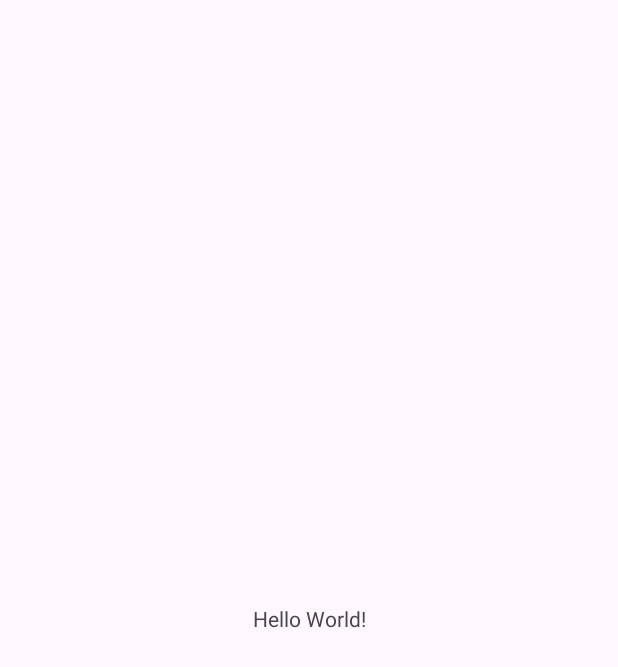
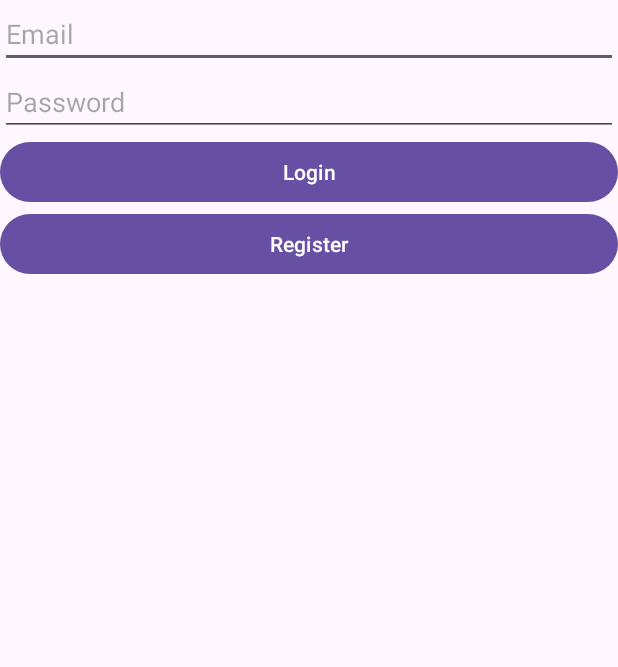
Before and after one commit to ultrafinik/WeatherAppProject2, an Android app: the screen it shows after launch (MainActivity), on a phone screen of 412 x 824 dp. Before the commit the part shown is almost empty. Shown: the top 667 px of the screen. Run offline under Robolectric (Android 15) with nearby library versions, the phone set to English and light mode, and no system bars; our stand-ins replace Firebase (no records; nobody signed in at launch, a user with empty details on screens opened directly).

Commit message:
LogRegister

```diff
--- /dev/null
+++ b/app/src/main/java/com/example/weatherappproject/AuthAppRepository.java
@@ -0,0 +1,78 @@
+package com.example.weatherappproject;
+
+import android.app.Application;
+import android.os.Build;
+import android.widget.Toast;
+
+import androidx.annotation.NonNull;
+import androidx.annotation.RequiresApi;
+import androidx.lifecycle.MutableLiveData;
+
+import com.google.android.gms.tasks.OnCompleteListener;
+import com.google.android.gms.tasks.Task;
+import com.google.firebase.auth.AuthResult;
+import com.google.firebase.auth.FirebaseAuth;
+import com.google.firebase.auth.FirebaseUser;
+
+public class AuthAppRepository {
+    private Application application;
+
+    private FirebaseAuth firebaseAuth;
+    private MutableLiveData<FirebaseUser> userLiveData;
+    private MutableLiveData<Boolean> loggedOutLiveData;
+
+    public AuthAppRepository(Application application) {
+        this.application = application;
+        this.firebaseAuth = FirebaseAuth.getInstance();
+        this.userLiveData = new MutableLiveData<>();
+        this.loggedOutLiveData = new MutableLiveData<>();
+
+        if (firebaseAuth.getCurrentUser() != null) {
+            userLiveData.postValue(firebaseAuth.getCurrentUser());
+            loggedOutLiveData.postValue(false);
+        }
+    }
+
+
+
+    @RequiresApi(api = Build.VERSION_CODES.P)
+    public void register(String email, String password) {
+        firebaseAuth.createUserWithEmailAndPassword(email, password)
+                .addOnCompleteListener(application.getMainExecutor(), new OnCompleteListener<AuthResult>() {
+                    @Override
+                    public void onComplete(@NonNull Task<AuthResult> task) {
+                        if (task.isSuccessful()) {
+                            userLiveData.postValue(firebaseAuth.getCurrentUser());
+                        } else {
+                            Toast.makeText(application.getApplicationContext(), "Registration Failure: " + task.getException().getMessage(), Toast.LENGTH_SHORT).show();
+                        }
+                    }
+                });
+    }
+
+    @RequiresApi(api = Build.VERSION_CODES.P)
+    public void login(String email, String password) {
+        firebaseAuth.signInWithEmailAndPassword(email, password)
+                .addOnCompleteListener(application.getMainExecutor(), new OnCompleteListener<AuthResult>() {
+                    @Override
+                    public void onComplete(@NonNull Task<AuthResult> task) {
+                        if (task.isSuccessful()) {
+                            userLiveData.postValue(firebaseAuth.getCurrentUser());
+                        } else {
+                            Toast.makeText(application.getApplicationContext(), "Login Failure: " + task.getException().getMessage(), Toast.LENGTH_SHORT).show();
+                        }
+                    }
+                });
+    }
+    public void logOut() {
+        firebaseAuth.signOut();
+        loggedOutLiveData.postValue(true);
+    }
+    public MutableLiveData<FirebaseUser> getUserLiveData() {
+        return userLiveData;
+    }
+
+    public MutableLiveData<Boolean> getLoggedOutLiveData() {
+        return loggedOutLiveData;
+    }
+}
--- /dev/null
+++ b/app/src/main/java/com/example/weatherappproject/LoginRegisterFragment.java
@@ -0,0 +1,88 @@
+package com.example.weatherappproject;
+
+import android.os.Build;
+import android.os.Bundle;
+import android.view.LayoutInflater;
+import android.view.View;
+import android.view.ViewGroup;
+import android.widget.Button;
+import android.widget.EditText;
+import android.widget.Toast;
+
+import androidx.annotation.NonNull;
+import androidx.annotation.Nullable;
+import androidx.annotation.RequiresApi;
+import androidx.fragment.app.Fragment;
+import androidx.lifecycle.Observer;
+import androidx.lifecycle.ViewModelProviders;
+import androidx.navigation.Navigation;
+
+import com.google.firebase.auth.FirebaseUser;
+
+import java.time.Duration;
+
+public class LoginRegisterFragment extends Fragment {
+    private EditText emailEditText;
+    private EditText passwordEditText;
+    private Button loginButton;
+    private Button registerButton;
+
+    private LoginRegisterViewModel loginRegisterViewModel;
+
+    @Override
+    public void onCreate(@Nullable Bundle savedInstanceState) {
+        super.onCreate(savedInstanceState);
+
+
+        loginRegisterViewModel = ViewModelProviders.of(this).get(LoginRegisterViewModel.class);
+        loginRegisterViewModel.getUserLiveData().observe(this, new Observer<FirebaseUser>() {
+            @Override
+            public void onChanged(FirebaseUser firebaseUser) {
+                if (firebaseUser != null) {
+                    Navigation.findNavController(getView()).navigate(R.id.action_loginRegisterFragment_to_loggedInFragment);
+                }
+            }
+        });
+    }
+
+    @Nullable
+    @Override
+    public View onCreateView(@NonNull LayoutInflater inflater, @Nullable ViewGroup container, @Nullable Bundle savedInstanceState) {
+        View view = inflater.inflate(R.layout.fragment_loginregister, container, false);
+
+        emailEditText = view.findViewById(R.id.fragment_loginregister_email);
+        passwordEditText = view.findViewById(R.id.fragment_loginregister_password);
+        loginButton = view.findViewById(R.id.fragment_loginregister_login);
+        registerButton = view.findViewById(R.id.fragment_loginregister_register);
+
+        loginButton.setOnClickListener(new View.OnClickListener() {
+            @RequiresApi(api = Build.VERSION_CODES.P)
+            @Override
+            public void onClick(View view) {
+                String email = emailEditText.getText().toString();
+                String password = passwordEditText.getText().toString();
+                if (email.length() > 0 && password.length() > 0) {
+                    loginRegisterViewModel.login(email, password);
+                } else {
+                    Toast.makeText(getContext(), "Email Address and Password Must Be Entered", Toast.LENGTH_SHORT).show();
+                }
+            }
+        });
+
+        registerButton.setOnClickListener(new View.OnClickListener() {
+            @RequiresApi(api = Build.VERSION_CODES.P)
+            @Override
+            public void onClick(View view) {
+                String email = emailEditText.getText().toString();
+                String password = passwordEditText.getText().toString();
+                if (email.length() > 0 && password.length() > 0) {
+                    loginRegisterViewModel.register(email, password);
+                } else {
+                    Toast.makeText(getContext(), "Email Address and Password Must Be Entered", Toast.LENGTH_SHORT).show();
+                }
+            }
+        });
+
+        return view;
+    }
+}
--- /dev/null
+++ b/app/src/main/java/com/example/weatherappproject/LoginRegisterViewModel.java
@@ -0,0 +1,36 @@
+package com.example.weatherappproject;
+
+import android.app.Application;
+import android.os.Build;
+
+import androidx.annotation.NonNull;
+import androidx.annotation.RequiresApi;
+import androidx.lifecycle.AndroidViewModel;
+import androidx.lifecycle.MutableLiveData;
+
+import com.google.firebase.auth.FirebaseUser;
+
+public class LoginRegisterViewModel extends AndroidViewModel {
+    private AuthAppRepository authAppRepository;
+    private MutableLiveData<FirebaseUser> userLiveData;
+
+    public LoginRegisterViewModel(@NonNull Application application) {
+        super(application);
+        authAppRepository = new AuthAppRepository(application);
+        userLiveData = authAppRepository.getUserLiveData();
+    }
+
+    @RequiresApi(api = Build.VERSION_CODES.P)
+    public void login(String email, String password) {
+        authAppRepository.login(email, password);
+    }
+
+    @RequiresApi(api = Build.VERSION_CODES.P)
+    public void register(String email, String password) {
+        authAppRepository.register(email, password);
+    }
+
+    public MutableLiveData<FirebaseUser> getUserLiveData() {
+        return userLiveData;
+    }
+}
--- a/app/src/main/java/com/example/weatherappproject/MainActivity.java
+++ b/app/src/main/java/com/example/weatherappproject/MainActivity.java
@@ -1,8 +1,13 @@
 package com.example.weatherappproject;
 
 import androidx.appcompat.app.AppCompatActivity;
+import androidx.lifecycle.MutableLiveData;
 
+import android.app.Application;
 import android.os.Bundle;
+
+import com.google.firebase.auth.FirebaseAuth;
+import com.google.firebase.auth.FirebaseUser;
 
 public class MainActivity extends AppCompatActivity {
 
--- a/app/src/main/res/layout/activity_main.xml
+++ b/app/src/main/res/layout/activity_main.xml
@@ -6,13 +6,18 @@
     android:layout_height="match_parent"
     tools:context=".MainActivity">
 
-    <TextView
-        android:layout_width="wrap_content"
-        android:layout_height="wrap_content"
-        android:text="Hello World!"
+    <fragment
+        android:layout_width="match_parent"
+        android:layout_height="match_parent"
+
+        app:defaultNavHost="true"
+        app:navGraph="@navigation/nav_graph"
+        android:id="@+id/activity_main_navHostFragment"
+        android:name="androidx.navigation.fragment.NavHostFragment"
+
         app:layout_constraintBottom_toBottomOf="parent"
-        app:layout_constraintEnd_toEndOf="parent"
-        app:layout_constraintStart_toStartOf="parent"
+        app:layout_constraintLeft_toLeftOf="parent"
+        app:layout_constraintRight_toRightOf="parent"
         app:layout_constraintTop_toTopOf="parent" />
 
 </androidx.constraintlayout.widget.ConstraintLayout>
--- /dev/null
+++ b/app/src/main/res/layout/fragment_loginregister.xml
@@ -0,0 +1,36 @@
+<?xml version="1.0" encoding="utf-8"?>
+<LinearLayout
+xmlns:android="http://schemas.android.com/apk/res/android"
+android:orientation="vertical"
+android:layout_width="match_parent"
+android:layout_height="match_parent">
+
+<EditText
+    android:id="@+id/fragment_loginregister_email"
+    android:layout_width="match_parent"
+    android:layout_height="wrap_content"
+    android:ems="10"
+    android:inputType="textEmailAddress"
+    android:hint="Email" />
+
+<EditText
+    android:id="@+id/fragment_loginregister_password"
+    android:layout_width="match_parent"
+    android:layout_height="wrap_content"
+    android:ems="10"
+    android:inputType="textPassword"
+    android:hint="Password" />
+
+<Button
+    android:id="@+id/fragment_loginregister_login"
+    android:layout_width="match_parent"
+    android:layout_height="wrap_content"
+    android:text="Login" />
+
+<Button
+    android:id="@+id/fragment_loginregister_register"
+    android:layout_width="match_parent"
+    android:layout_height="wrap_content"
+    android:text="Register" />
+
+</LinearLayout>
--- /dev/null
+++ b/app/src/main/res/navigation/nav_graph.xml
@@ -0,0 +1,22 @@
+<?xml version="1.0" encoding="utf-8"?>
+<navigation xmlns:android="http://schemas.android.com/apk/res/android"
+    xmlns:app="http://schemas.android.com/apk/res-auto" android:id="@+id/nav_graph"
+    app:startDestination="@id/loginRegisterFragment">
+
+    <fragment
+        android:id="@+id/loginRegisterFragment"
+        android:name="com.example.weatherappproject.LoginRegisterFragment"
+        android:label="LoginRegisterFragment" >
+        <action
+            android:id="@+id/action_loginRegisterFragment_to_loggedInFragment"
+            app:destination="@id/loggedInFragment" />
+    </fragment>
+    <fragment
+        android:id="@+id/loggedInFragment"
+        android:name="com.example.weatherappproject.LoggedInFragment"
+        android:label="LoggedInFragment" >
+        <action
+            android:id="@+id/action_loggedInFragment_to_loginRegisterFragment"
+            app:destination="@id/loginRegisterFragment" />
+    </fragment>
+</navigation>
```
Also changed, not shown: app/build.gradle (+6 -3 lines), app/src/main/java/com/example/weatherappproject/LoggedInFragment.java (added, +74 -0 lines), app/src/main/java/com/example/weatherappproject/LoggedInViewModel.java (added, +35 -0 lines), app/src/main/res/layout/fragment_loggedin.xml (added, +23 -0 lines), app/src/main/res/layout/nav_graph.xml (added, +25 -0 lines).
